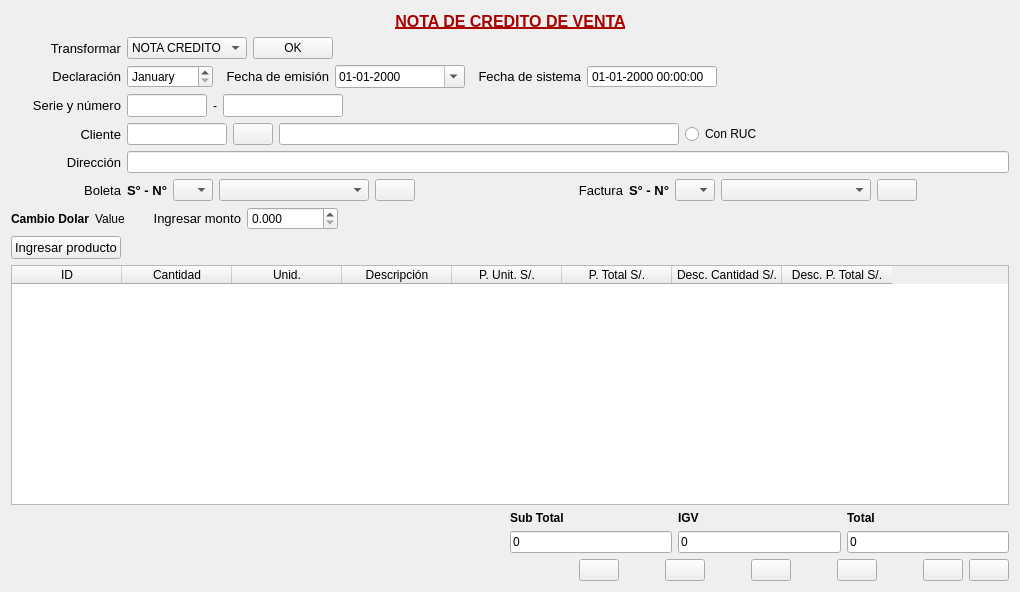
The window that Venta/ventanotacredito.ui (radtek/manager) describes before a commit, drawn with Qt 5.
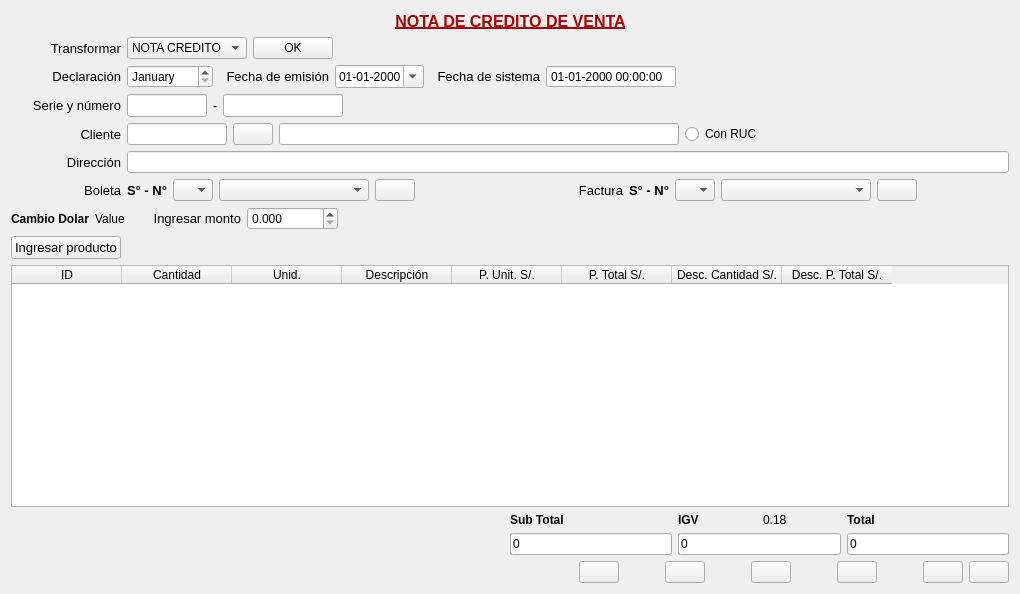
The same window after the commit. Icons and pictures are not drawn.

Patch:
```diff
--- a/Venta/ventanotacredito.ui
+++ b/Venta/ventanotacredito.ui
@@ -7,7 +7,7 @@
     <x>0</x>
     <y>0</y>
     <width>1000</width>
-    <height>592</height>
+    <height>594</height>
    </rect>
   </property>
   <property name="windowTitle">
@@ -182,19 +182,7 @@
       </widget>
      </item>
      <item>
-      <widget class="QDateTimeEdit" name="dateTimeEdit_emision">
-       <property name="sizePolicy">
-        <sizepolicy hsizetype="Preferred" vsizetype="Fixed">
-         <horstretch>0</horstretch>
-         <verstretch>0</verstretch>
-        </sizepolicy>
-       </property>
-       <property name="minimumSize">
-        <size>
-         <width>130</width>
-         <height>0</height>
-        </size>
-       </property>
+      <widget class="QDateEdit" name="dateEdit_emision">
        <property name="displayFormat">
         <string>dd-MM-yyyy</string>
        </property>
@@ -944,7 +932,19 @@
          </property>
         </widget>
        </item>
+       <item row="1" column="1">
+        <widget class="QLineEdit" name="lineEdit_igv">
+         <property name="text">
+          <string>0</string>
+         </property>
+         <property name="readOnly">
+          <bool>true</bool>
+         </property>
+        </widget>
+       </item>
        <item row="0" column="1">
+        <layout class="QHBoxLayout" name="horizontalLayout_2">
+         <item>
         <widget class="QLabel" name="label_igv">
          <property name="font">
           <font>
@@ -957,15 +957,14 @@
          </property>
         </widget>
        </item>
-       <item row="1" column="1">
-        <widget class="QLineEdit" name="lineEdit_igv">
+         <item>
+          <widget class="QLabel" name="label_igv_value">
          <property name="text">
-          <string>0</string>
-         </property>
-         <property name="readOnly">
-          <bool>true</bool>
-         </property>
-        </widget>
+            <string>0.18</string>
+           </property>
+          </widget>
+         </item>
+        </layout>
        </item>
       </layout>
      </item>
```
Left out of the diff: 1 changed line with no effect on the pictures. Lines whose indentation alone changed are shown as unchanged.
